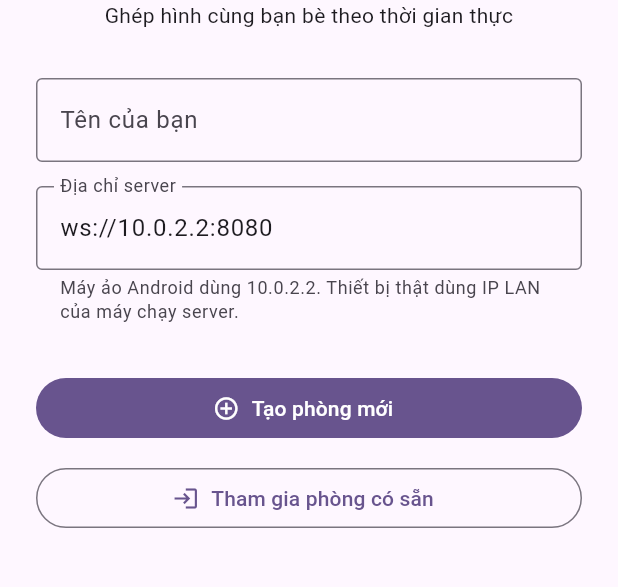
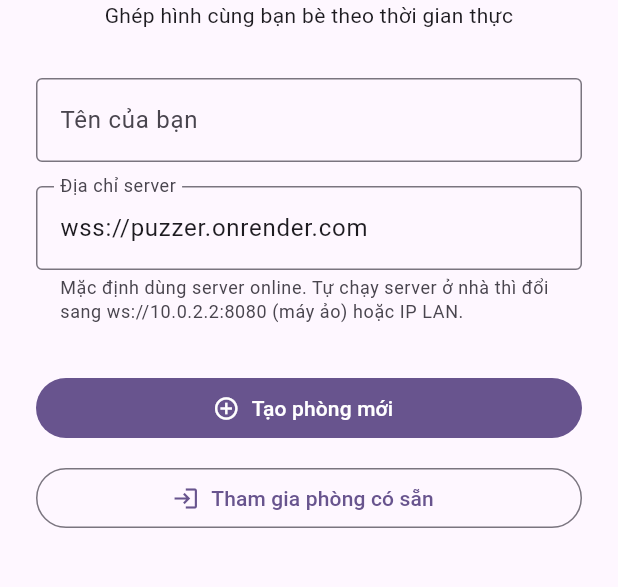
Before and after one commit to theiceelfking/puzzer, a Flutter app: the screen it shows after launch, on a phone screen of 412 x 824 dp, the part 435-1022 px from its top. Run offline on Flutter 3.47's test engine with Material 3 defaults, Android fonts, the phone set to English and light mode, and no system bars.

Commit message:
Default to the deployed online server instead of LAN-only address
Points the app's server field at wss://puzzer.onrender.com by
default so rooms work over the internet out of the box; local/LAN
hosting is still supported by editing the field.

Co-Authored-By: Claude Sonnet 5 <noreply@anthropic.com>

```diff
--- a/app/lib/screens/home_screen.dart
+++ b/app/lib/screens/home_screen.dart
@@ -12,7 +12,7 @@ class HomeScreen extends StatefulWidget {
 
 class _HomeScreenState extends State<HomeScreen> {
   final _nameController = TextEditingController();
-  final _serverController = TextEditingController(text: 'ws://10.0.2.2:8080');
+  final _serverController = TextEditingController(text: 'wss://puzzer.onrender.com');
   final _formKey = GlobalKey<FormState>();
 
   @override
@@ -60,8 +60,8 @@ class _HomeScreenState extends State<HomeScreen> {
                       controller: _serverController,
                       decoration: const InputDecoration(
                         labelText: 'Địa chỉ server',
-                        hintText: 'ws://10.0.2.2:8080',
-                        helperText: 'Máy ảo Android dùng 10.0.2.2. Thiết bị thật dùng IP LAN của máy chạy server.',
+                        hintText: 'wss://puzzer.onrender.com',
+                        helperText: 'Mặc định dùng server online. Tự chạy server ở nhà thì đổi sang ws://10.0.2.2:8080 (máy ảo) hoặc IP LAN.',
                         helperMaxLines: 2,
                         border: OutlineInputBorder(),
                       ),
```
